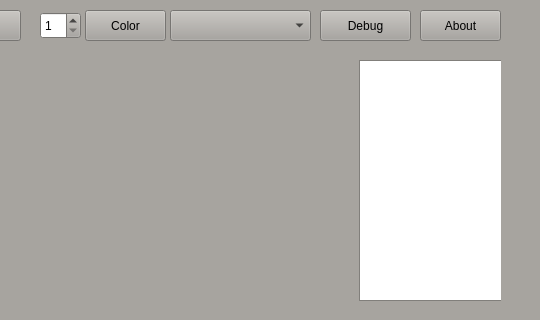
Old version of the form src/webcamWizard.ui in the repository laciKE/WebcamWizard; both pictures show x 340 to 880 and y 0 to 320 of the 880 by 670 pixel window.
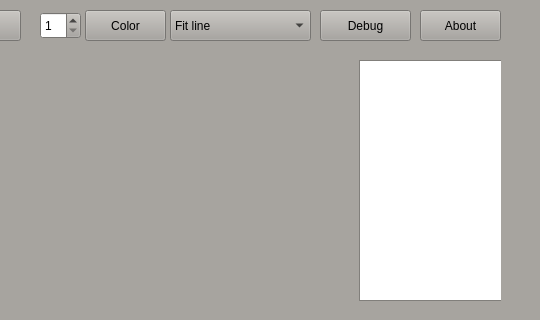
New version of the form.

The edit to the form file:
```diff
--- a/src/webcamWizard.ui
+++ b/src/webcamWizard.ui
@@ -10,6 +10,18 @@
     <height>670</height>
    </rect>
   </property>
+  <property name="minimumSize">
+   <size>
+    <width>880</width>
+    <height>670</height>
+   </size>
+  </property>
+  <property name="maximumSize">
+   <size>
+    <width>880</width>
+    <height>670</height>
+   </size>
+  </property>
   <property name="palette">
    <palette>
     <active>
@@ -634,6 +646,27 @@
      <height>31</height>
     </rect>
    </property>
+   <property name="currentIndex">
+    <number>2</number>
+   </property>
+   <property name="modelColumn">
+    <number>0</number>
+   </property>
+   <item>
+    <property name="text">
+     <string>All pixels</string>
+    </property>
+   </item>
+   <item>
+    <property name="text">
+     <string>Max square</string>
+    </property>
+   </item>
+   <item>
+    <property name="text">
+     <string>Fit line</string>
+    </property>
+   </item>
   </widget>
  </widget>
  <resources/>
```
